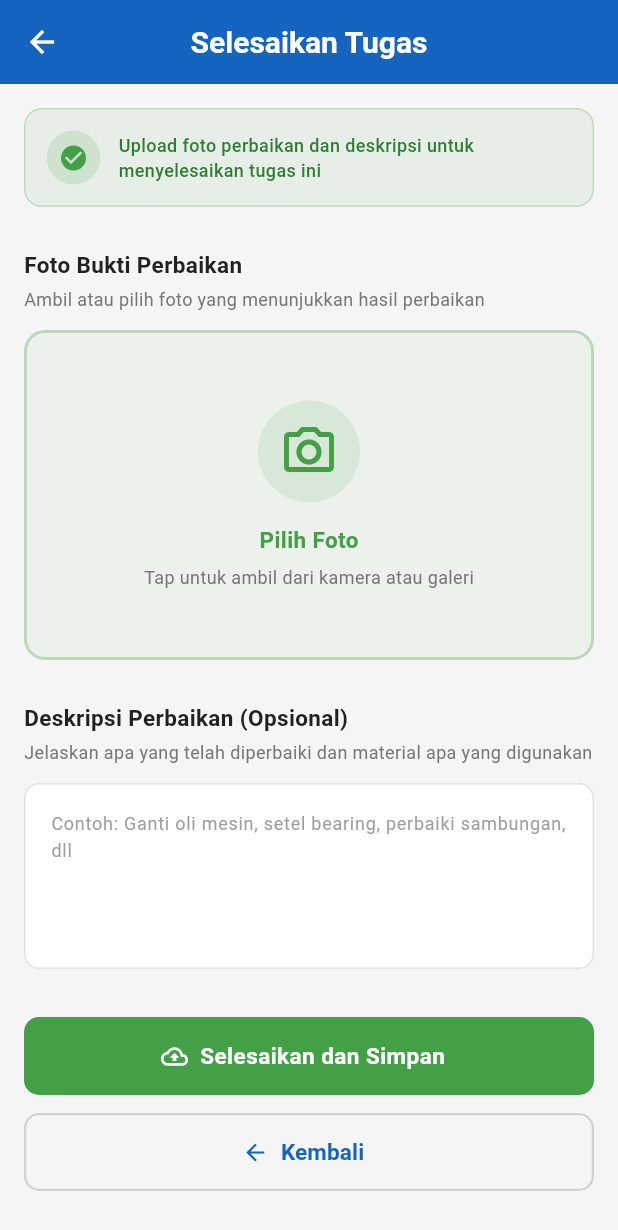
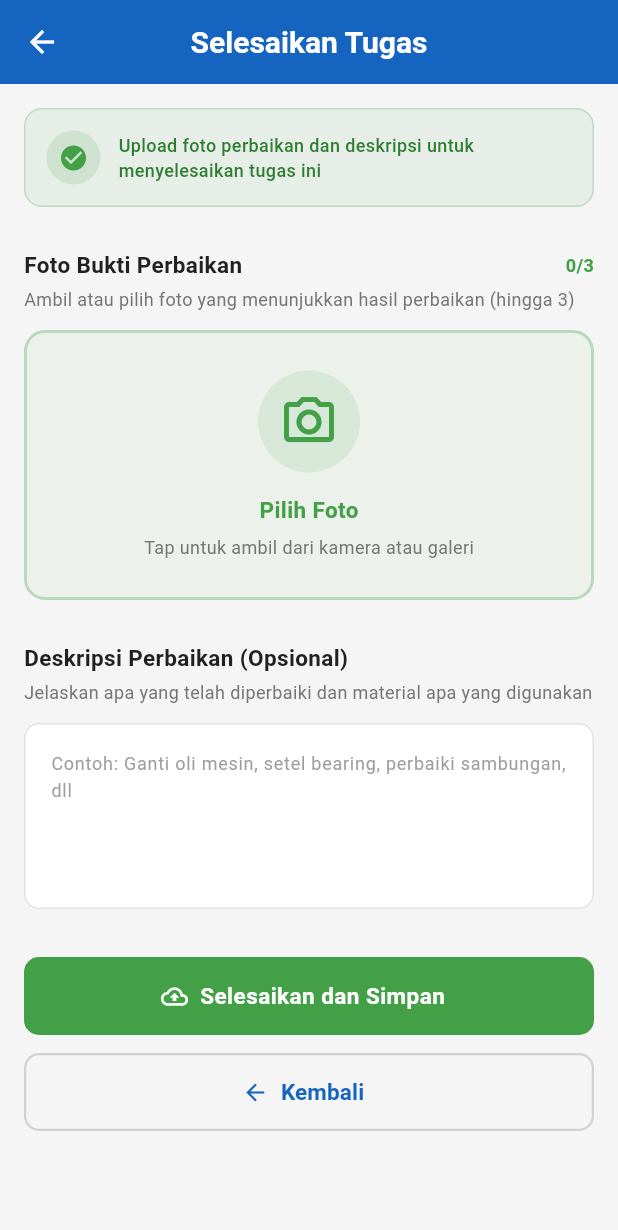
Before and after one commit to gilangrizkiramadhan19/aplikasi-BMI, a Flutter app: the CompleteTicketScreen screen opened directly with empty values, on a phone screen of 412 x 824 dp. Shown: the top 1230 px of the screen. Run offline on Flutter 3.47's test engine with Material 3 defaults, Android fonts, the phone set to English and light mode, and no system bars; our stand-ins replace image_picker, shared_preferences; accounts and stored records are empty.

Commit message:
feat: implement multiple photo upload in Complete Ticket screen
Add grid layout, zoom viewer, and API integration for multiple photos

```diff
--- a/lib/providers/ticket_provider.dart
+++ b/lib/providers/ticket_provider.dart
@@ -113,14 +113,14 @@ class TicketProvider extends ChangeNotifier {
     }
   }
 
-  /// Complete Ticket - Upload photo bukti + material digunakan
-  /// Mengirim PATCH request dengan multipart form-data
+  /// Complete Ticket - Upload multiple photos + material digunakan
+  /// Mengirim PATCH request dengan multipart form-data (multiple files)
   /// Status otomatis berubah ke RESOLVED
   Future<bool> completeTicket(
     int ticketId,
-    String filePath,
+    List<String> filePaths,
     String? materialUsed,
-    {Uint8List? fileBytes}
+    {List<Uint8List>? fileBytes}
   ) async {
     _isLoading = true;
     _error = null;
@@ -129,7 +129,7 @@ class TicketProvider extends ChangeNotifier {
     try {
       await ApiService.uploadPhoto(
         ticketId,
-        filePath,
+        filePaths,
         materialUsed,
         fileBytes: fileBytes,
       );
--- a/lib/screens/complete_ticket_screen.dart
+++ b/lib/screens/complete_ticket_screen.dart
@@ -7,6 +7,7 @@ import 'dart:typed_data';
 import 'package:flutter/foundation.dart';
 import '../providers/ticket_provider.dart';
 import '../utils/image_compression.dart';
+import '../widgets/photo_zoom_viewer.dart';
 import 'home_screen.dart';
 
 class CompleteTicketScreen extends StatefulWidget {
@@ -22,12 +23,13 @@ class CompleteTicketScreen extends StatefulWidget {
 }
 
 class _CompleteTicketScreenState extends State<CompleteTicketScreen> {
-  File? _selectedImage;
-  Uint8List? _selectedImageBytes;
-  CompressionResult? _compressionResult;
+  List<File> _selectedImages = [];
+  List<Uint8List> _selectedImageBytes = [];
+  List<CompressionResult?> _compressionResults = [];
   bool _isCompressing = false;
   late TextEditingController _materialController;
   final ImagePicker _imagePicker = ImagePicker();
+  static const int maxPhotos = 3;
 
   @override
   void initState() {
@@ -84,6 +86,18 @@ class _CompleteTicketScreenState extends State<CompleteTicketScreen> {
   }
 
   Future<void> _compressAndSetImage(File imageFile) async {
+    if (_selectedImages.length >= maxPhotos) {
+      if (mounted) {
+        ScaffoldMessenger.of(context).showSnackBar(
+          SnackBar(
+            content: Text('Maksimum $maxPhotos foto sudah tercapai'),
+            backgroundColor: const Color(0xFFE53935),
+          ),
+        );
+      }
+      return;
+    }
+
     setState(() {
       _isCompressing = true;
     });
@@ -100,9 +114,9 @@ class _CompleteTicketScreenState extends State<CompleteTicketScreen> {
 
       final bytes = await compressionResult.compressedFile.readAsBytes();
       setState(() {
-        _selectedImage = compressionResult.compressedFile;
-        _selectedImageBytes = bytes;
-        _compressionResult = compressionResult;
+        _selectedImages.add(compressionResult.compressedFile);
+        _selectedImageBytes.add(bytes);
+        _compressionResults.add(compressionResult);
         _isCompressing = false;
       });
 
@@ -110,7 +124,7 @@ class _CompleteTicketScreenState extends State<CompleteTicketScreen> {
       ScaffoldMessenger.of(context).showSnackBar(
         SnackBar(
           content: Text(
-            'Foto berhasil dikompres (${compressionResult.compressionPercentage.toStringAsFixed(1)}% lebih kecil)',
+            'Foto ${_selectedImages.length} berhasil ditambahkan (${compressionResult.compressionPercentage.toStringAsFixed(1)}% lebih kecil)',
           ),
           backgroundColor: const Color(0xFF43A047),
           duration: const Duration(seconds: 3),
@@ -173,10 +187,10 @@ class _CompleteTicketScreenState extends State<CompleteTicketScreen> {
   }
 
   void _handleUpload() {
-    if (_selectedImage == null) {
+    if (_selectedImages.isEmpty) {
       ScaffoldMessenger.of(context).showSnackBar(
         const SnackBar(
-          content: Text('Foto bukti harus dipilih'),
+          content: Text('Minimal 1 foto bukti harus dipilih'),
           backgroundColor: Color(0xFFE53935),
         ),
       );
@@ -185,7 +199,7 @@ class _CompleteTicketScreenState extends State<CompleteTicketScreen> {
 
     context.read<TicketProvider>().completeTicket(
       widget.ticketId,
-      _selectedImage!.path,
+      _selectedImages.map((f) => f.path).toList(),
       _materialController.text.isEmpty ? null : _materialController.text,
       fileBytes: _selectedImageBytes,
     ).then((success) {
@@ -281,6 +295,9 @@ class _CompleteTicketScreenState extends State<CompleteTicketScreen> {
               const SizedBox(height: 28),
 
               // Photo Section
+              Row(
+                mainAxisAlignment: MainAxisAlignment.spaceBetween,
+                children: [
                   Text(
                     'Foto Bukti Perbaikan',
                     style: TextStyle(
@@ -289,9 +306,19 @@ class _CompleteTicketScreenState extends State<CompleteTicketScreen> {
                       color: Colors.grey[900],
                     ),
                   ),
+                  Text(
+                    '${_selectedImages.length}/$maxPhotos',
+                    style: TextStyle(
+                      fontSize: 12,
+                      fontWeight: FontWeight.w600,
+                      color: const Color(0xFF43A047),
+                    ),
+                  ),
+                ],
+              ),
               const SizedBox(height: 4),
               Text(
-                'Ambil atau pilih foto yang menunjukkan hasil perbaikan',
+                'Ambil atau pilih foto yang menunjukkan hasil perbaikan (hingga $maxPhotos)',
                 style: TextStyle(
                   fontSize: 12,
                   color: Colors.grey[600],
@@ -347,12 +374,12 @@ class _CompleteTicketScreenState extends State<CompleteTicketScreen> {
                     ],
                   ),
                 )
-              else if (_selectedImage == null)
+              else if (_selectedImages.isEmpty)
                 GestureDetector(
                   onTap: _showImagePickerOptions,
                   child: Container(
                     width: double.infinity,
-                    height: 220,
+                    height: 180,
                     decoration: BoxDecoration(
                       border: Border.all(
                         color: const Color(0xFF43A047).withOpacity(0.3),
@@ -402,92 +429,122 @@ class _CompleteTicketScreenState extends State<CompleteTicketScreen> {
               else
                 Column(
                   children: [
-                    Stack(
+                    // Photo Grid (3 columns)
+                    Wrap(
+                      spacing: 10,
+                      runSpacing: 10,
+                      children: [
+                        for (int i = 0; i < _selectedImages.length; i++)
+                          GestureDetector(
+                            onTap: () {
+                              Navigator.push(
+                                context,
+                                MaterialPageRoute(
+                                  builder: (context) => PhotoZoomViewer(
+                                    images: _selectedImages,
+                                    initialIndex: i,
+                                  ),
+                                ),
+                              );
+                            },
+                            child: Stack(
                               children: [
                                 Container(
-                          width: double.infinity,
-                          height: 280,
+                                  width: (MediaQuery.of(context).size.width - 50) / 3,
+                                  height: (MediaQuery.of(context).size.width - 50) / 3,
                                   decoration: BoxDecoration(
-                            borderRadius: BorderRadius.circular(14),
-                            color: Colors.grey.withOpacity(0.2),
-                            boxShadow: [
-                              BoxShadow(
-                                color: Colors.black.withOpacity(0.08),
-                                blurRadius: 8,
-                                offset: const Offset(0, 2),
+                                    borderRadius: BorderRadius.circular(10),
+                                    border: Border.all(
+                                      color: const Color(0xFF43A047).withOpacity(0.3),
+                                      width: 1,
                                     ),
-                            ],
                                   ),
                                   child: ClipRRect(
-                            borderRadius: BorderRadius.circular(14),
-                            child: kIsWeb && _selectedImageBytes != null
+                                    borderRadius: BorderRadius.circular(10),
+                                    child: kIsWeb && i < _selectedImageBytes.length
                                         ? Image.memory(
-                                    _selectedImageBytes!,
+                                            _selectedImageBytes[i],
                                             fit: BoxFit.cover,
                                           )
-                                : _selectedImage != null
-                                    ? Image.file(
-                                        _selectedImage!,
+                                        : Image.file(
+                                            _selectedImages[i],
                                             fit: BoxFit.cover,
-                                      )
-                                    : Container(),
                                           ),
                                   ),
+                                ),
+                                // Remove button
                                 Positioned(
-                          top: 12,
-                          right: 12,
+                                  top: 4,
+                                  right: 4,
                                   child: Container(
                                     decoration: BoxDecoration(
-                              color: const Color(0xFFE53935),
-                              borderRadius: BorderRadius.circular(24),
-                              boxShadow: [
-                                BoxShadow(
-                                  color: Colors.black.withOpacity(0.2),
-                                  blurRadius: 6,
-                                  offset: const Offset(0, 2),
-                                ),
-                              ],
+                                      shape: BoxShape.circle,
+                                      color: Colors.black.withOpacity(0.6),
                                     ),
                                     child: IconButton(
                                       icon: const Icon(Icons.close),
                                       color: Colors.white,
+                                      iconSize: 16,
                                       onPressed: () {
                                         setState(() {
-                                  _selectedImage = null;
-                                  _selectedImageBytes = null;
-                                  _compressionResult = null;
+                                          _selectedImages.removeAt(i);
+                                          _selectedImageBytes.removeAt(i);
+                                          _compressionResults.removeAt(i);
                                         });
                                       },
                                     ),
                                   ),
                                 ),
+                                // Zoom icon
                                 Positioned(
-                          bottom: 12,
-                          right: 12,
+                                  bottom: 4,
+                                  right: 4,
                                   child: Container(
-                            padding: const EdgeInsets.symmetric(
-                              horizontal: 10,
-                              vertical: 6,
+                                    decoration: BoxDecoration(
+                                      shape: BoxShape.circle,
+                                      color: const Color(0xFF43A047).withOpacity(0.8),
                                     ),
+                                    padding: const EdgeInsets.all(4),
+                                    child: const Icon(
+                                      Icons.zoom_in,
+                                      color: Colors.white,
+                                      size: 14,
+                                    ),
+                                  ),
+                                ),
+                              ],
+                            ),
+                          ),
+                        // Add photo button
+                        if (_selectedImages.length < maxPhotos)
+                          GestureDetector(
+                            onTap: _showImagePickerOptions,
+                            child: Container(
+                              width: (MediaQuery.of(context).size.width - 50) / 3,
+                              height: (MediaQuery.of(context).size.width - 50) / 3,
                               decoration: BoxDecoration(
-                              color: Colors.black.withOpacity(0.5),
-                              borderRadius: BorderRadius.circular(20),
+                                borderRadius: BorderRadius.circular(10),
+                                border: Border.all(
+                                  color: const Color(0xFF43A047).withOpacity(0.3),
+                                  width: 2,
+                                  style: BorderStyle.solid,
                                 ),
-                            child: const Row(
-                              mainAxisSize: MainAxisSize.min,
+                                color: const Color(0xFF43A047).withOpacity(0.05),
+                              ),
+                              child: Column(
+                                mainAxisAlignment: MainAxisAlignment.center,
                                 children: [
                                   Icon(
-                                  Icons.check_circle,
-                                  color: Color(0xFF43A047),
-                                  size: 16,
+                                    Icons.add_a_photo_outlined,
+                                    size: 28,
+                                    color: Colors.grey[600],
                                   ),
-                                SizedBox(width: 6),
+                                  const SizedBox(height: 4),
                                   Text(
-                                  'Foto dipilih',
+                                    'Tambah',
                                     style: TextStyle(
-                                    color: Colors.white,
                                       fontSize: 11,
-                                    fontWeight: FontWeight.w600,
+                                      color: Colors.grey[600],
                                     ),
                                   ),
                                 ],
@@ -497,27 +554,8 @@ class _CompleteTicketScreenState extends State<CompleteTicketScreen> {
                       ],
                     ),
                     const SizedBox(height: 12),
-                    SizedBox(
-                      width: double.infinity,
-                      child: OutlinedButton.icon(
-                        onPressed: _showImagePickerOptions,
-                        icon: const Icon(Icons.refresh),
-                        label: const Text('Ganti Foto'),
-                        style: OutlinedButton.styleFrom(
-                          side: const BorderSide(
-                            color: Color(0xFF1565C0),
-                            width: 1.5,
-                          ),
-                          shape: RoundedRectangleBorder(
-                            borderRadius: BorderRadius.circular(10),
-                          ),
-                          padding: const EdgeInsets.symmetric(vertical: 12),
-                          foregroundColor: const Color(0xFF1565C0),
-                        ),
-                      ),
-                    ),
-                    if (_compressionResult != null) ...[
-                      const SizedBox(height: 12),
+                    // Compression Info
+                    if (_compressionResults.isNotEmpty)
                       Container(
                         padding: const EdgeInsets.all(12),
                         decoration: BoxDecoration(
@@ -550,86 +588,53 @@ class _CompleteTicketScreenState extends State<CompleteTicketScreen> {
                               ],
                             ),
                             const SizedBox(height: 8),
-                            Row(
+                            Column(
+                              children: [
+                                for (int i = 0; i < _compressionResults.length; i++)
+                                  if (_compressionResults[i] != null)
+                                    Padding(
+                                      padding: const EdgeInsets.only(bottom: 8),
+                                      child: Row(
                                         mainAxisAlignment: MainAxisAlignment.spaceBetween,
                                         children: [
                                           Column(
                                             crossAxisAlignment: CrossAxisAlignment.start,
                                             children: [
                                               Text(
-                                      'Ukuran Asli',
+                                                'Foto ${i + 1}',
                                                 style: TextStyle(
                                                   fontSize: 11,
                                                   color: Colors.grey[600],
                                                   fontWeight: FontWeight.w500,
                                                 ),
                                               ),
-                                    const SizedBox(height: 4),
+                                              const SizedBox(height: 2),
                                               Text(
-                                      _compressionResult!.originalSize,
+                                                '${_compressionResults[i]!.originalSize} → ${_compressionResults[i]!.compressedSize}',
                                                 style: const TextStyle(
-                                        fontSize: 13,
-                                        fontWeight: FontWeight.w700,
+                                                  fontSize: 12,
+                                                  fontWeight: FontWeight.w600,
                                                   color: Colors.grey,
                                                 ),
                                               ),
                                             ],
                                           ),
-                                Icon(
-                                  Icons.arrow_forward,
-                                  size: 18,
-                                  color: Colors.grey[400],
-                                ),
-                                Column(
-                                  crossAxisAlignment: CrossAxisAlignment.start,
-                                  children: [
                                           Text(
-                                      'Ukuran Terkompresi',
-                                      style: TextStyle(
-                                        fontSize: 11,
-                                        color: Colors.grey[600],
-                                        fontWeight: FontWeight.w500,
-                                      ),
-                                    ),
-                                    const SizedBox(height: 4),
-                                    Text(
-                                      _compressionResult!.compressedSize,
+                                            '${_compressionResults[i]!.compressionPercentage.toStringAsFixed(1)}%',
                                             style: const TextStyle(
-                                        fontSize: 13,
+                                              fontSize: 12,
                                               fontWeight: FontWeight.w700,
                                               color: Color(0xFF43A047),
                                             ),
                                           ),
                                         ],
                                       ),
-                                Column(
-                                  crossAxisAlignment: CrossAxisAlignment.end,
-                                  children: [
-                                    Text(
-                                      'Reduksi',
-                                      style: TextStyle(
-                                        fontSize: 11,
-                                        color: Colors.grey[600],
-                                        fontWeight: FontWeight.w500,
-                                      ),
-                                    ),
-                                    const SizedBox(height: 4),
-                                    Text(
-                                      '${_compressionResult!.compressionPercentage.toStringAsFixed(1)}%',
-                                      style: const TextStyle(
-                                        fontSize: 13,
-                                        fontWeight: FontWeight.w700,
-                                        color: Color(0xFF43A047),
-                                      ),
-                                    ),
-                                  ],
                                     ),
                               ],
                             ),
                           ],
                         ),
                       ),
-                    ],
                   ],
                 ),
               const SizedBox(height: 28),
--- a/lib/services/api_service.dart
+++ b/lib/services/api_service.dart
@@ -173,17 +173,17 @@ class ApiService {
     }
   }
 
-  /// Submit Tugas - Upload photo dan selesaikan tugas
+  /// Submit Tugas - Upload multiple photos dan selesaikan tugas
   /// Endpoint: PATCH /api/tickets/{id}/
-  /// Body: Multipart Form Data dengan status=RESOLVED, photo_proof=file, material_used=text (optional)
+  /// Body: Multipart Form Data dengan status=RESOLVED, photos[]=files, material_used=text (optional)
   static Future<void> uploadPhoto(
     int ticketId,
-    String filePath,
+    List<String> filePaths,
     String? materialUsed,
-    {Uint8List? fileBytes}
+    {List<Uint8List>? fileBytes}
   ) async {
     try {
-      print('[v0] DEBUG: uploadPhoto called - ticketId: $ticketId, filePath: $filePath');
+      print('[v0] DEBUG: uploadPhoto called - ticketId: $ticketId, photoCount: ${filePaths.length}');
       print('[v0] DEBUG: Platform: ${kIsWeb ? 'WEB' : 'MOBILE/DESKTOP'}');
       print('[v0] DEBUG: fileBytes provided: ${fileBytes != null}');
 
@@ -209,23 +209,25 @@ class ApiService {
         request.fields['material_used'] = materialUsed;
       }
 
-      // Upload file foto - support both web dan mobile
-      if (kIsWeb && fileBytes != null) {
+      // Upload multiple file fotos - support both web dan mobile
+      for (int i = 0; i < filePaths.length; i++) {
+        if (kIsWeb && fileBytes != null && i < fileBytes.length) {
           // Web: gunakan bytes langsung
-        print('[v0] DEBUG: Using bytes for web upload (size: ${fileBytes.length} bytes)');
+          print('[v0] DEBUG: Using bytes for photo ${i + 1} (size: ${fileBytes[i].length} bytes)');
           request.files.add(
             http.MultipartFile.fromBytes(
-            'photo_proof',
-            fileBytes,
-            filename: 'photo_proof.jpg',
+              'photos',
+              fileBytes[i],
+              filename: 'photo_proof_${i + 1}.jpg',
             ),
           );
         } else {
           // Mobile/Desktop: gunakan file path
-        print('[v0] DEBUG: Using file path for mobile upload');
+          print('[v0] DEBUG: Using file path for photo ${i + 1}');
           request.files.add(
-          await http.MultipartFile.fromPath('photo_proof', filePath),
+            await http.MultipartFile.fromPath('photos', filePaths[i]),
           );
+        }
       }
 
       final response = await request.send().timeout(const Duration(seconds: 30));
@@ -235,7 +237,7 @@ class ApiService {
       if (response.statusCode != 200) {
         final responseBody = await response.stream.bytesToString();
         print('[v0] ERROR: Upload failed - ${response.statusCode}: $responseBody');
-        throw Exception('Failed to upload photo: ${response.statusCode} - $responseBody');
+        throw Exception('Failed to upload photos: ${response.statusCode} - $responseBody');
       }
 
       print('[v0] DEBUG: Photo uploaded successfully!');
```
Also changed, not shown: 1 other file. Lines whose indentation alone changed are shown as unchanged.
